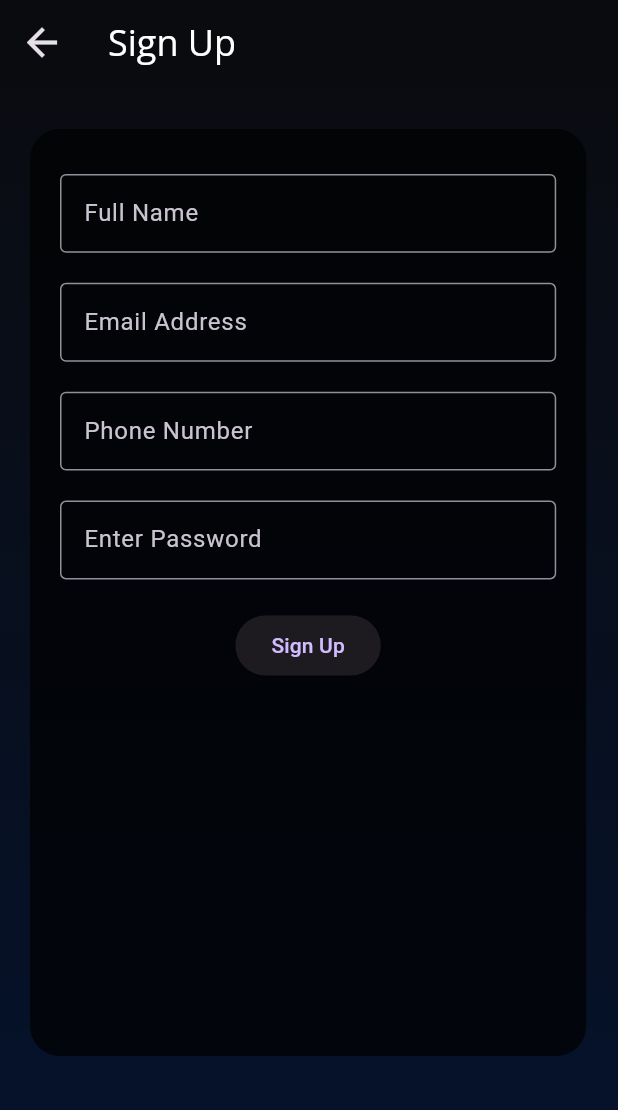
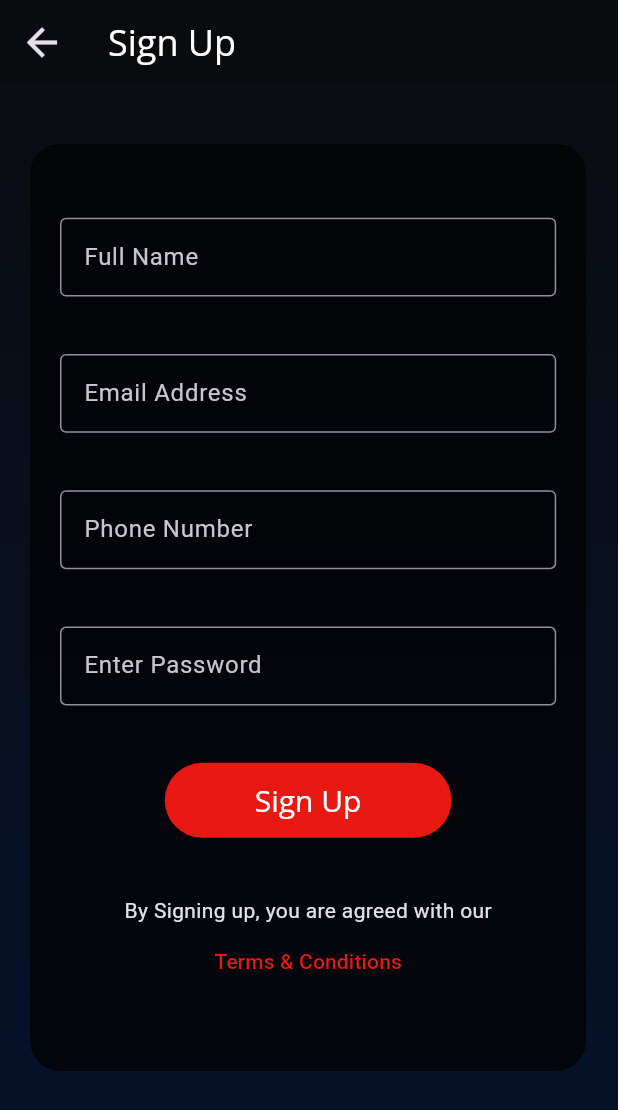
Before and after one commit to TheBoy-WhoCode/garuda_ott, a Flutter app: the screen it shows after launch, on a phone screen of 412 x 824 dp. Shown: the top 1110 px of the screen. Run offline on Flutter 3.47's test engine with Material 2 defaults, Android fonts, the phone set to English and light mode, and no system bars; our stand-ins replace google_fonts.

Commit message:
register page completed

```diff
--- a/lib/main.dart
+++ b/lib/main.dart
@@ -16,7 +16,7 @@
       debugShowCheckedModeBanner: false,
       title: 'Garuda Cinema',
       theme: CustomTheme.customTheme,
-      home: const RegisterPage(),
+      home: const MyHomePage(),
     );
   }
 }
@@ -34,7 +34,7 @@
           extendBodyBehindAppBar: true,
           backgroundColor: Colors.transparent,
           body: Center(
-            child: LoginPage(),
+            child: RegisterPage(),
           ),
         )
       ],
--- a/lib/presentation/auth/login/widgets/login_pannel.dart
+++ b/lib/presentation/auth/login/widgets/login_pannel.dart
@@ -9,10 +9,10 @@ class LoginPannel extends StatelessWidget {
 
   @override
   Widget build(BuildContext context) {
+    final ThemeData themeData = Theme.of(context);
     return Padding(
       padding: const EdgeInsets.symmetric(vertical: 26, horizontal: 26),
       child: Column(
-        crossAxisAlignment: CrossAxisAlignment.start,
         children: [
           const CustomTextFormField(
             prefix: Text("+91 "),
@@ -45,6 +45,16 @@ class LoginPannel extends StatelessWidget {
                 child: const Text("Sign Up"),
               )
             ],
+          ),
+          const SizedBox(
+            height: 16,
+          ),
+          ElevatedButton(
+            onPressed: () {},
+            child: Text(
+              "Sign In",
+              style: themeData.textTheme.headline4,
+            ),
           )
         ],
       ),
--- a/lib/presentation/auth/register/register_page.dart
+++ b/lib/presentation/auth/register/register_page.dart
@@ -1,5 +1,6 @@
 import 'package:flutter/material.dart';
 import 'package:garuda_ott/utils/themes/themes.dart';
+import 'package:garuda_ott/utils/utils.dart';
 import 'package:garuda_ott/widgets/widgets.dart';
 
 class RegisterPage extends StatelessWidget {
@@ -8,8 +9,7 @@ class RegisterPage extends StatelessWidget {
   @override
   Widget build(BuildContext context) {
     final ThemeData themeData = Theme.of(context);
-    final double width = MediaQuery.of(context).size.width;
-    final double height = MediaQuery.of(context).size.height;
+
     return Container(
       decoration: const BoxDecoration(gradient: MyColors.scaffoldGradient),
       child: Scaffold(
@@ -24,18 +24,17 @@ class RegisterPage extends StatelessWidget {
             style: themeData.textTheme.headline2,
           ),
         ),
-        body: Padding(
-          padding: const EdgeInsets.symmetric(vertical: 30, horizontal: 20),
-          child: Container(
-            height: height * 0.75,
-            width: width * 0.9,
-            decoration: BoxDecoration(
-              color: MyColors.pannelColor.withOpacity(0.7),
-              borderRadius: BorderRadius.circular(20.0),
-            ),
+        body: SingleChildScrollView(
           child: Padding(
-              padding: const EdgeInsets.symmetric(vertical: 30, horizontal: 20),
+            padding: const EdgeInsets.symmetric(vertical: 40, horizontal: 20),
+            child: CustomPannel(
+              heightPercentage: 0.75,
+              widthPercentage: 0.9,
+              child: Padding(
+                padding:
+                    const EdgeInsets.symmetric(vertical: 40, horizontal: 20),
                 child: Column(
+                  mainAxisAlignment: MainAxisAlignment.spaceEvenly,
                   children: [
                     const CustomTextFormField(
                       textInputType: TextInputType.name,
@@ -66,10 +65,34 @@ class RegisterPage extends StatelessWidget {
                       height: 20,
                     ),
                     ElevatedButton(
-                    onPressed: () {},
-                    child: const Text("Sign Up"),
+                      onPressed: () {
+                        logger.i("Sign UP");
+                      },
+                      child: Text(
+                        "Sign Up",
+                        style: themeData.textTheme.headline4,
+                      ),
+                    ),
+                    const SizedBox(
+                      height: 20,
+                    ),
+                    Wrap(
+                      alignment: WrapAlignment.center,
+                      children: [
+                        const Text("By Signing up, you are agreed with our"),
+                        TextButton(
+                          onPressed: () {
+                            logger.i("Terms & Conditions");
+                          },
+                          child: const Text(
+                            "Terms & Conditions",
+                            style: TextStyle(color: MyColors.textButtonColor),
+                          ),
                         )
                       ],
+                    ),
+                  ],
+                ),
               ),
             ),
           ),
@@ -78,3 +101,61 @@ class RegisterPage extends StatelessWidget {
     );
   }
 }
+
+// class CustomPannel extends StatelessWidget {
+//   const CustomPannel({
+//     Key? key,
+//     required this.height,
+//     required this.width,
+//   }) : super(key: key);
+
+//   final double height;
+//   final double width;
+
+//   @override
+//   Widget build(BuildContext context) {
+//     return CustomPannel(
+//       height: height * 0.75,
+//       width: width * 0.9,
+//       child: Padding(
+//         padding: const EdgeInsets.symmetric(vertical: 30, horizontal: 20),
+//         child: Column(
+//           children: [
+//             const CustomTextFormField(
+//               textInputType: TextInputType.name,
+//               label: Text("Full Name"),
+//             ),
+//             const SizedBox(
+//               height: 20,
+//             ),
+//             const CustomTextFormField(
+//               textInputType: TextInputType.emailAddress,
+//               label: Text("Email Address"),
+//             ),
+//             const SizedBox(
+//               height: 20,
+//             ),
+//             const CustomTextFormField(
+//               textInputType: TextInputType.phone,
+//             ),
+//             const SizedBox(
+//               height: 20,
+//             ),
+//             const CustomTextFormField(
+//               textInputType: TextInputType.visiblePassword,
+//               label: Text("Enter Password"),
+//               obscureText: true,
+//             ),
+//             const SizedBox(
+//               height: 20,
+//             ),
+//             ElevatedButton(
+//               onPressed: () {},
+//               child: const Text("Sign Up"),
+//             )
+//           ],
+//         ),
+//       ),
+//     );
+//   }
+// }
--- a/lib/utils/themes/colors.dart
+++ b/lib/utils/themes/colors.dart
@@ -6,10 +6,12 @@ class MyColors {
   static const Color primaryFontColor = Colors.white;
   static const Color scaffoldColor = Color(0xFF0A0B0F);
   static const Color pannelColor = Colors.black;
-  static const Color secondryButtonColor = Color(0xFF270202);
+  static const Color secondaryButtonColor = Color(0xFF270202);
   static const Color buttonBorderColor = Color(0xFF710000);
   static const Color inputBorderColor = Color(0xFF727272);
   static const Color appBarColor = Color(0xFF0A0B0f);
+  static const Color textButtonColor = Color(0xFFE81913);
+
 
   // Material Colors
   static const Map<int, Color> whiteShade = {
--- a/lib/utils/themes/custom_theme.dart
+++ b/lib/utils/themes/custom_theme.dart
@@ -55,14 +55,27 @@ class CustomTheme {
           color: MyColors.primaryButtonColor,
         ),
         border: const OutlineInputBorder(
-              borderSide: BorderSide(color: MyColors.inputBorderColor)),
-        ),
-        buttonTheme: ButtonThemeData(
-          buttonColor: MyColors.primaryButtonColor,
-          shape: RoundedRectangleBorder(
-            borderRadius: BorderRadius.circular(20),
+          borderSide: BorderSide(color: MyColors.inputBorderColor),
         ),
       ),
-        appBarTheme: const AppBarTheme(color: MyColors.appBarColor));
+      // buttonTheme: ButtonThemeData(
+      //   buttonColor: MyColors.primaryButtonColor,
+      //   shape: RoundedRectangleBorder(
+      //     borderRadius: BorderRadius.circular(20),
+      //   ),
+      // ),
+      elevatedButtonTheme: ElevatedButtonThemeData(
+        style: ElevatedButton.styleFrom(
+          primary: MyColors.primaryButtonColor,
+          padding: const EdgeInsets.symmetric(vertical: 12, horizontal: 60),
+          shape: const RoundedRectangleBorder(
+            borderRadius: BorderRadius.all(
+              Radius.circular(32),
+            ),
+          ),
+        ),
+      ),
+      appBarTheme: const AppBarTheme(color: MyColors.appBarColor),
+    );
   }
 }
--- /dev/null
+++ b/lib/widgets/custom_pannel.dart
@@ -0,0 +1,30 @@
+import 'package:flutter/material.dart';
+import 'package:garuda_ott/utils/themes/themes.dart';
+
+class CustomPannel extends StatelessWidget {
+  final double heightPercentage;
+  final double widthPercentage;
+  final Widget child;
+
+  const CustomPannel({
+    Key? key,
+    required this.heightPercentage,
+    required this.widthPercentage,
+    required this.child,
+  }) : super(key: key);
+
+  @override
+  Widget build(BuildContext context) {
+    final double width = MediaQuery.of(context).size.width;
+    final double height = MediaQuery.of(context).size.height;
+    return Container(
+      height: height * heightPercentage,
+      width: width * widthPercentage,
+      decoration: BoxDecoration(
+        color: MyColors.pannelColor.withOpacity(0.7),
+        borderRadius: BorderRadius.circular(20.0),
+      ),
+      child: child,
+    );
+  }
+}
--- a/lib/widgets/widgets.dart
+++ b/lib/widgets/widgets.dart
@@ -1 +1,2 @@
 export 'custom_text_form_field.dart';
+export 'custom_pannel.dart';
```
Lines whose indentation alone changed are shown as unchanged.
